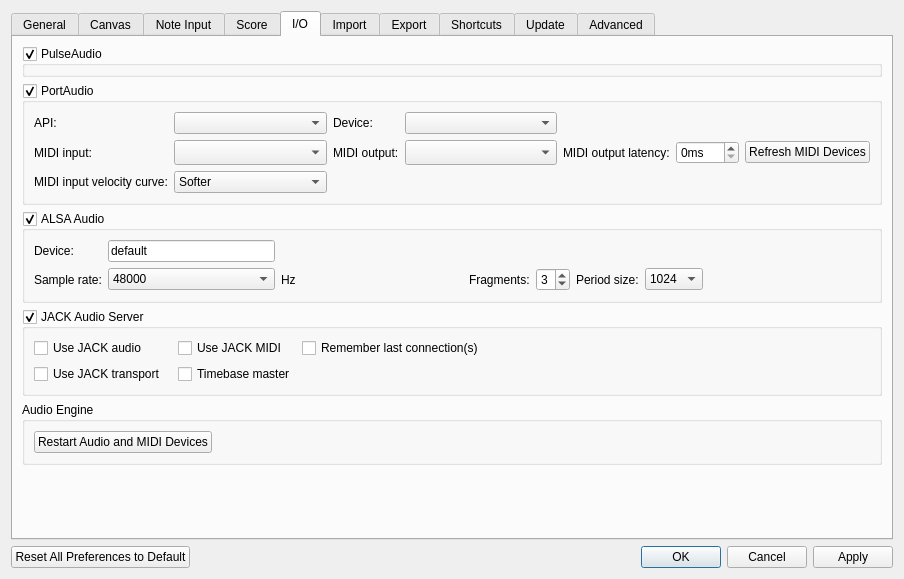
Qt form mscore/prefsdialog.ui (lulpwn/MuseScore) before a commit.
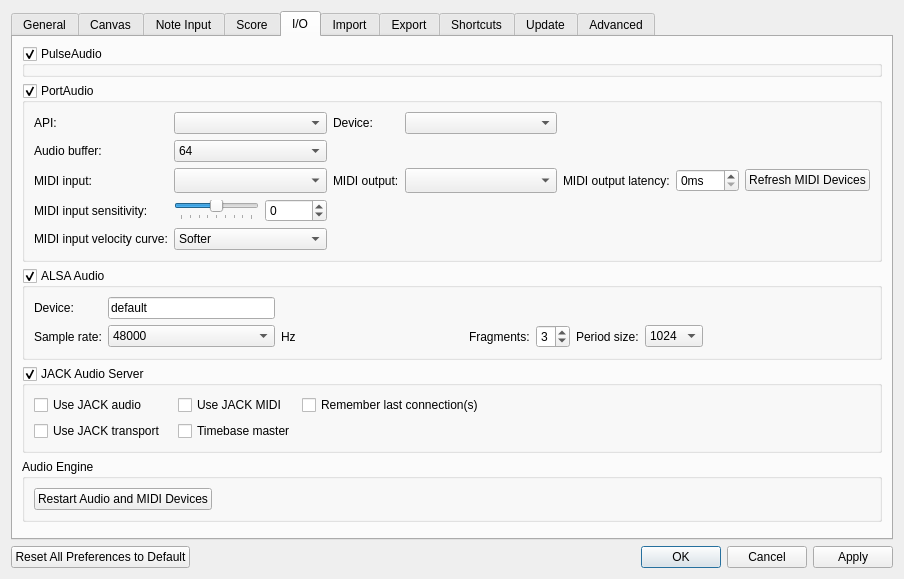
The same form after that commit. The open tabs and pages were chosen to show the change. Icons and pictures are not drawn. Custom widgets are drawn as their Qt base class.

Commit message: Improve live MIDI response and audio buffer configuration

The edit to the form file:
```diff
--- a/mscore/prefsdialog.ui
+++ b/mscore/prefsdialog.ui
@@ -2821,6 +2821,28 @@
             </property>
            </widget>
           </item>
+          <item row="1" column="0">
+           <widget class="QLabel" name="portaudioBufferFramesLabel">
+            <property name="text">
+             <string>Audio buffer:</string>
+            </property>
+           </widget>
+          </item>
+          <item row="1" column="1">
+           <widget class="QComboBox" name="portaudioBufferFrames">
+            <property name="toolTip">
+             <string>Number of audio frames processed at once. Smaller values reduce live MIDI delay but need more CPU; larger values are more stable but add delay. The audio engine restarts when this is applied.</string>
+            </property>
+            <property name="accessibleName">
+             <string>Audio buffer size</string>
+            </property>
+            <item><property name="text"><string>64</string></property></item>
+            <item><property name="text"><string>128</string></property></item>
+            <item><property name="text"><string>256</string></property></item>
+            <item><property name="text"><string>512</string></property></item>
+            <item><property name="text"><string>1024</string></property></item>
+           </widget>
+          </item>
           <item row="2" column="7">
            <widget class="QPushButton" name="refreshMidiDevicesButton">
             <property name="toolTip">
@@ -2832,13 +2854,85 @@
            </widget>
           </item>
           <item row="3" column="0">
+           <widget class="QLabel" name="label_midiInputSensitivity">
+            <property name="text">
+             <string>MIDI input sensitivity:</string>
+            </property>
+           </widget>
+          </item>
+          <item row="3" column="1">
+           <widget class="QWidget" name="midiInputSensitivityContainer" native="true">
+            <layout class="QHBoxLayout" name="midiInputSensitivityLayout">
+             <property name="leftMargin">
+              <number>0</number>
+             </property>
+             <property name="topMargin">
+              <number>0</number>
+             </property>
+             <property name="rightMargin">
+              <number>0</number>
+             </property>
+             <property name="bottomMargin">
+              <number>0</number>
+             </property>
+             <item>
+              <widget class="QSlider" name="midiInputSensitivity">
+               <property name="toolTip">
+                <string>Scales MIDI note velocities after the selected velocity curve. 0 adds no gain; +100 doubles values before the MIDI maximum of 127; -100 reduces them to the minimum. This does not change score playback or MIDI export.</string>
+               </property>
+               <property name="accessibleName">
+                <string>MIDI input sensitivity</string>
+               </property>
+               <property name="minimum">
+                <number>-100</number>
+               </property>
+               <property name="maximum">
+                <number>100</number>
+               </property>
+               <property name="singleStep">
+                <number>1</number>
+               </property>
+               <property name="pageStep">
+                <number>10</number>
+               </property>
+               <property name="orientation">
+                <enum>Qt::Horizontal</enum>
+               </property>
+               <property name="tickPosition">
+                <enum>QSlider::TicksBelow</enum>
+               </property>
+               <property name="tickInterval">
+                <number>25</number>
+               </property>
+              </widget>
+             </item>
+             <item>
+              <widget class="QSpinBox" name="midiInputSensitivityValue">
+               <property name="minimumSize">
+                <size>
+                 <width>62</width>
+                 <height>0</height>
+                </size>
+               </property>
+               <property name="minimum">
+                <number>-100</number>
+               </property>
+               <property name="maximum">
+                <number>100</number>
+               </property>
+              </widget>
+             </item>
+            </layout>
+           </widget>
+          </item>
+          <item row="4" column="0">
            <widget class="QLabel" name="label_midiInputVelocityCurve">
             <property name="text">
              <string>MIDI input velocity curve:</string>
             </property>
            </widget>
           </item>
-          <item row="3" column="1">
+          <item row="4" column="1">
            <widget class="QComboBox" name="midiInputVelocityCurve">
             <property name="toolTip">
              <string>Adjust how strongly incoming MIDI key velocities are played and recorded.</string>
```
Left out of the diff: 6 changed lines with no effect on the pictures. The commit also changes 11 other files.
